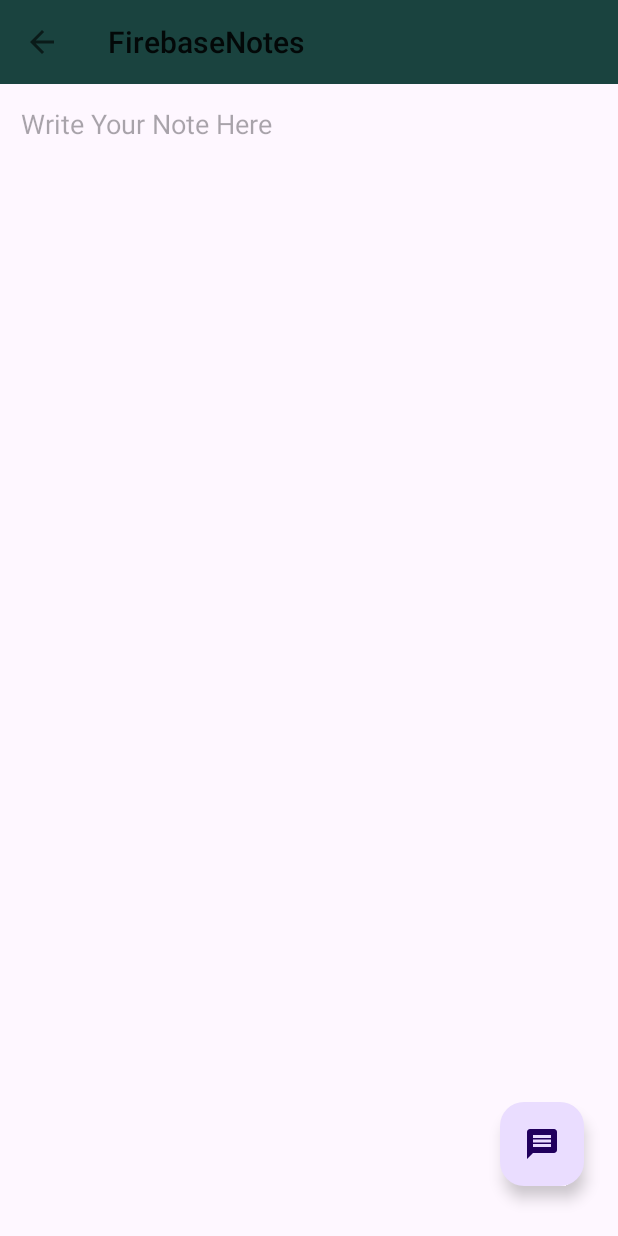
After one commit to jubayer282/FireNotes, an Android app: the AddNote screen opened directly, with no data from a screen before it, on a phone screen of 412 x 824 dp. The commit adds this screen. Run offline under Robolectric (Android 15) with nearby library versions, the phone set to English and light mode, and no system bars.

Commit message:
uploded code files

```diff
--- a/app/build.gradle
+++ b/app/build.gradle
@@ -27,6 +27,9 @@ android {
         sourceCompatibility JavaVersion.VERSION_1_8
         targetCompatibility JavaVersion.VERSION_1_8
     }
+    buildFeatures {
+        viewBinding true
+    }
 }
 
 dependencies {
@@ -39,6 +42,8 @@ dependencies {
     implementation 'com.google.firebase:firebase-database:20.2.2'
     implementation 'com.google.firebase:firebase-auth:22.0.0'
     implementation 'com.google.firebase:firebase-firestore-ktx:24.6.1'
+    implementation 'androidx.navigation:navigation-fragment:2.6.0'
+    implementation 'androidx.navigation:navigation-ui:2.6.0'
     testImplementation 'junit:junit:4.13.2'
     androidTestImplementation 'androidx.test.ext:junit:1.1.5'
     androidTestImplementation 'androidx.test.espresso:espresso-core:3.5.1'
--- /dev/null
+++ b/app/src/main/java/com/jubayer/firebasenotes/AddNote.java
@@ -0,0 +1,35 @@
+package com.jubayer.firebasenotes;
+
+import androidx.appcompat.app.AppCompatActivity;
+import androidx.appcompat.widget.Toolbar;
+
+import android.os.Bundle;
+import android.view.View;
+
+import com.google.android.material.floatingactionbutton.FloatingActionButton;
+import com.google.android.material.snackbar.Snackbar;
+
+public class AddNote extends AppCompatActivity {
+
+    @Override
+    protected void onCreate(Bundle savedInstanceState) {
+        super.onCreate(savedInstanceState);
+        setContentView(R.layout.activity_add_note);
+        Toolbar toolbar = findViewById(R.id.toolbar);
+        setSupportActionBar(toolbar);
+        getSupportActionBar().setDisplayHomeAsUpEnabled(true);
+
+
+        FloatingActionButton fab = findViewById(R.id.fab);
+        fab.setOnClickListener(new View.OnClickListener() {
+            @Override
+            public void onClick(View view) {
+                Snackbar.make(view, "Replace with your own action", Snackbar.LENGTH_LONG)
+                        .setAnchorView(R.id.fab)
+                        .setAction("Action", null).show();
+            }
+        });
+
+        getSupportActionBar().setDisplayHomeAsUpEnabled(true);
+    }
+}
--- a/app/src/main/java/com/jubayer/firebasenotes/MainActivity.java
+++ b/app/src/main/java/com/jubayer/firebasenotes/MainActivity.java
@@ -8,6 +8,7 @@ import androidx.drawerlayout.widget.DrawerLayout;
 import androidx.recyclerview.widget.RecyclerView;
 import androidx.recyclerview.widget.StaggeredGridLayoutManager;
 
+import android.content.Intent;
 import android.os.Bundle;
 import android.view.Menu;
 import android.view.MenuInflater;
@@ -65,6 +66,10 @@ public class MainActivity extends AppCompatActivity implements NavigationView.On
     @Override
     public boolean onNavigationItemSelected(@NonNull MenuItem item) {
         switch (item.getItemId()){
+            //case R.id.addNote:
+               // startActivity(new Intent(this,AddNote.class));
+                //break;
+
             default:
                 Toast.makeText(this, "Coming soon...!!!", Toast.LENGTH_SHORT).show();
         }
--- /dev/null
+++ b/app/src/main/res/layout/activity_add_note.xml
@@ -0,0 +1,50 @@
+<?xml version="1.0" encoding="utf-8"?>
+<androidx.constraintlayout.widget.ConstraintLayout xmlns:android="http://schemas.android.com/apk/res/android"
+    xmlns:app="http://schemas.android.com/apk/res-auto"
+    xmlns:tools="http://schemas.android.com/tools"
+    android:layout_width="match_parent"
+    android:layout_height="match_parent"
+    tools:context=".AddNote">
+
+    <com.google.android.material.appbar.AppBarLayout
+        android:layout_width="match_parent"
+        android:layout_height="wrap_content"
+        android:theme="@style/AppTheme.NoActionBar"
+        tools:ignore="MissingConstraints">
+
+        <androidx.appcompat.widget.Toolbar
+            android:id="@+id/toolbar"
+            android:layout_width="match_parent"
+            android:layout_height="?attr/actionBarSize"
+            android:background="?attr/colorPrimary"
+            />
+
+    </com.google.android.material.appbar.AppBarLayout>
+
+    <include
+        android:id="@+id/include"
+        layout="@layout/content_add_note"
+        app:layout_constraintBottom_toBottomOf="parent"
+        app:layout_constraintEnd_toEndOf="parent"
+        app:layout_constraintHorizontal_bias="0.0"
+        app:layout_constraintStart_toStartOf="parent"
+        app:layout_constraintTop_toTopOf="parent"
+        app:layout_constraintVertical_bias="1.0" />
+
+    <com.google.android.material.floatingactionbutton.FloatingActionButton
+        android:id="@+id/fab"
+        android:layout_width="wrap_content"
+        android:layout_height="wrap_content"
+
+        android:layout_margin="16dp"
+        android:src="@drawable/baseline_message_24"
+        app:layout_constraintBottom_toBottomOf="parent"
+        app:layout_constraintEnd_toEndOf="parent"
+        app:layout_constraintHorizontal_bias="0.98"
+        app:layout_constraintStart_toStartOf="parent"
+        app:layout_constraintTop_toTopOf="parent"
+        app:layout_constraintVertical_bias="0.976"
+        tools:ignore="MissingConstraints,SpeakableTextPresentCheck" />
+
+
+</androidx.constraintlayout.widget.ConstraintLayout>
--- /dev/null
+++ b/app/src/main/res/layout/content_add_note.xml
@@ -0,0 +1,29 @@
+<?xml version="1.0" encoding="utf-8"?>
+<androidx.constraintlayout.widget.ConstraintLayout xmlns:android="http://schemas.android.com/apk/res/android"
+    xmlns:app="http://schemas.android.com/apk/res-auto"
+    android:layout_width="match_parent"
+    android:layout_height="match_parent"
+    xmlns:tools="http://schemas.android.com/tools"
+    tools:context=".AddNote"
+    tools:showIn="@layout/activity_add_note">
+
+
+    <EditText
+        android:id="@+id/editTextTextMultiLine"
+        android:layout_width="0dp"
+        android:layout_height="0dp"
+        android:layout_marginStart="10dp"
+        android:layout_marginTop="60dp"
+        android:layout_marginEnd="10dp"
+        android:layout_marginBottom="10dp"
+        android:backgroundTint="@android:color/transparent"
+        android:ems="10"
+        android:gravity="start|top"
+        android:hint="Write Your Note Here"
+        android:inputType="textMultiLine"
+        android:textColor="#000000"
+        app:layout_constraintBottom_toBottomOf="parent"
+        app:layout_constraintEnd_toEndOf="parent"
+        app:layout_constraintStart_toStartOf="parent"
+        app:layout_constraintTop_toTopOf="parent" />
+</androidx.constraintlayout.widget.ConstraintLayout>
--- /dev/null
+++ b/app/src/main/res/values-land/dimens.xml
@@ -0,0 +1,3 @@
+<resources>
+    <dimen name="fab_margin">48dp</dimen>
+</resources>
--- /dev/null
+++ b/app/src/main/res/values-v23/themes.xml
@@ -0,0 +1,9 @@
+<resources xmlns:tools="http://schemas.android.com/tools">
+
+    <style name="Theme.FirebaseNotes" parent="Base.Theme.FirebaseNotes">
+        <!-- Transparent system bars for edge-to-edge. -->
+        <item name="android:navigationBarColor">@android:color/transparent</item>
+        <item name="android:statusBarColor">@android:color/transparent</item>
+        <item name="android:windowLightStatusBar">?attr/isLightTheme</item>
+    </style>
+</resources>
--- /dev/null
+++ b/app/src/main/res/values-w1240dp/dimens.xml
@@ -0,0 +1,3 @@
+<resources>
+    <dimen name="fab_margin">200dp</dimen>
+</resources>
--- /dev/null
+++ b/app/src/main/res/values-w600dp/dimens.xml
@@ -0,0 +1,3 @@
+<resources>
+    <dimen name="fab_margin">48dp</dimen>
+</resources>
--- /dev/null
+++ b/app/src/main/res/values/dimens.xml
@@ -0,0 +1,3 @@
+<resources>
+    <dimen name="fab_margin">16dp</dimen>
+</resources>
```
Also changed, not shown: app/src/main/AndroidManifest.xml (+13 -4 lines), app/src/main/res/navigation/nav_graph.xml (added, +28 -0 lines), app/src/main/res/values/strings.xml (+43 -0 lines).
